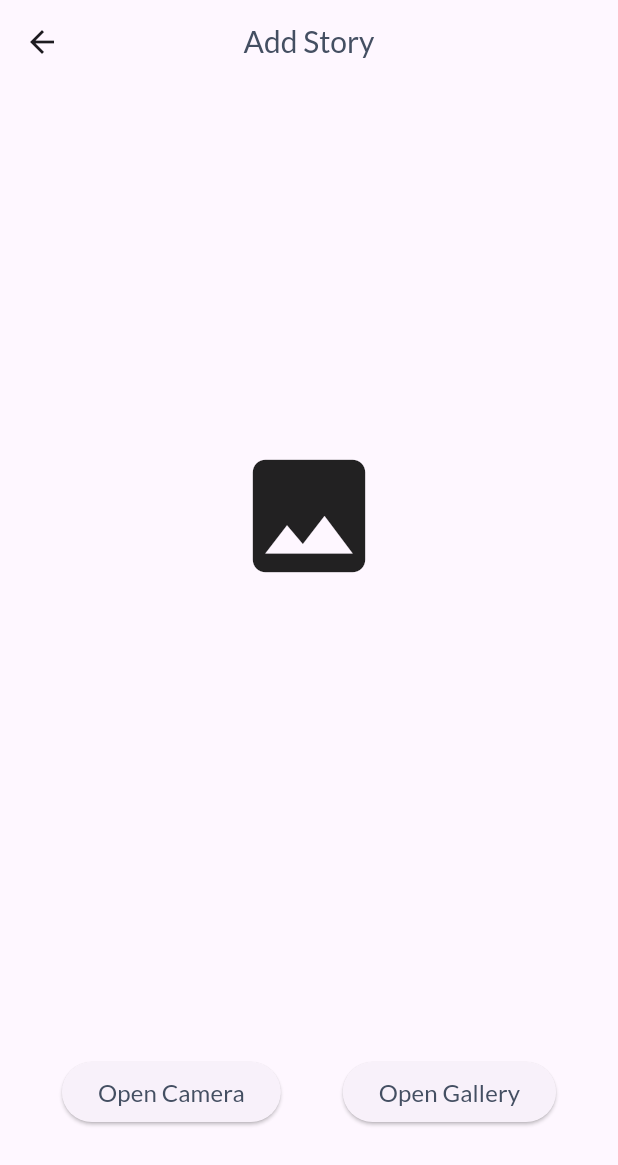
After one commit to ahmadsufyan455/dicogram, a Flutter app: the AddStoryPage screen opened by its route, on a phone screen of 412 x 824 dp. The commit adds this screen. Shown: the top 1165 px of the screen. Run offline on Flutter 3.47's test engine with Material 2 defaults, Android fonts, the light colour scheme and no system bars; our stand-ins replace auto_route, cached_network_image, camera, dio, equatable, flutter_bloc and 5 more; accounts and stored records are empty.

Commit message:
add camera picker

```diff
--- a/lib/router_v2.dart
+++ b/lib/router_v2.dart
@@ -1,4 +1,7 @@
 import 'package:auto_route/auto_route.dart';
+import 'package:camera/camera.dart';
+import 'package:dicogram/view/add/add_story_page.dart';
+import 'package:dicogram/view/add/camera_page.dart';
 import 'package:dicogram/view/auth/login/login_page.dart';
 import 'package:dicogram/view/auth/register/register_page.dart';
 import 'package:dicogram/view/detail/detail_page.dart';
@@ -16,5 +19,7 @@ class RouterV2 extends _$RouterV2 {
         AutoRoute(page: RegisterRoute.page),
         AutoRoute(page: ListStoryRoute.page),
         AutoRoute(page: DetailRoute.page),
+        AutoRoute(page: AddStoryRoute.page),
+        AutoRoute(page: CameraRoute.page)
       ];
 }
--- /dev/null
+++ b/lib/view/add/add_story_page.dart
@@ -0,0 +1,92 @@
+import 'dart:io';
+
+import 'package:auto_route/auto_route.dart';
+import 'package:camera/camera.dart';
+import 'package:dicogram/router_v2.dart';
+import 'package:dicogram/utils/text_styles.dart';
+import 'package:dicogram/view/add/cubit/image_cubit.dart';
+import 'package:flutter/material.dart';
+import 'package:flutter_bloc/flutter_bloc.dart';
+
+@RoutePage()
+class AddStoryPage extends StatelessWidget {
+  const AddStoryPage({super.key});
+
+  @override
+  Widget build(BuildContext context) {
+    return Scaffold(
+      appBar: AppBar(
+        title: Text(
+          'Add Story',
+          style: TextStyles.body.copyWith(fontSize: 20),
+        ),
+        centerTitle: true,
+      ),
+      body: Column(
+        crossAxisAlignment: CrossAxisAlignment.stretch,
+        children: [
+          Expanded(
+            flex: 3,
+            child: _showImage(context),
+          ),
+          Expanded(
+            child: Row(
+              crossAxisAlignment: CrossAxisAlignment.center,
+              mainAxisAlignment: MainAxisAlignment.spaceEvenly,
+              children: [
+                ElevatedButton(
+                  onPressed: () => _onCustomCameraView(context),
+                  child: Text(
+                    'Open Camera',
+                    style: TextStyles.body,
+                  ),
+                ),
+                ElevatedButton(
+                  onPressed: () {},
+                  child: Text(
+                    'Open Gallery',
+                    style: TextStyles.body,
+                  ),
+                ),
+              ],
+            ),
+          ),
+        ],
+      ),
+    );
+  }
+
+  _onCustomCameraView(BuildContext context) async {
+    final cameras = await availableCameras();
+    if (context.mounted) {
+      final XFile? resultImageFile = await context.pushRoute<XFile>(
+        CameraRoute(cameras: cameras),
+      );
+      if (resultImageFile != null) {
+        if (context.mounted) {
+          final imageCubit = context.read<ImageCubit>();
+          imageCubit.setImageFile(resultImageFile);
+          imageCubit.setImagePath(resultImageFile.path);
+        }
+      }
+    }
+  }
+
+  Widget _showImage(BuildContext context) {
+    final imagePath = context.watch<ImageCubit>().state.imagePath;
+    if (imagePath == null) {
+      return const Align(
+        alignment: Alignment.center,
+        child: Icon(
+          Icons.image,
+          size: 100,
+        ),
+      );
+    }
+
+    return Image.file(
+      File(imagePath),
+      fit: BoxFit.contain,
+    );
+  }
+}
--- /dev/null
+++ b/lib/view/add/cubit/image_cubit.dart
@@ -0,0 +1,31 @@
+import 'package:flutter_bloc/flutter_bloc.dart';
+import 'package:camera/camera.dart';
+
+class ImageCubit extends Cubit<ImageState> {
+  ImageCubit() : super(ImageState());
+
+  void setImagePath(String? value) {
+    emit(state.copyWith(imagePath: value));
+  }
+
+  void setImageFile(XFile? value) {
+    emit(state.copyWith(imageFile: value));
+  }
+}
+
+class ImageState {
+  final String? imagePath;
+  final XFile? imageFile;
+
+  ImageState({this.imagePath, this.imageFile});
+
+  ImageState copyWith({
+    String? imagePath,
+    XFile? imageFile,
+  }) {
+    return ImageState(
+      imagePath: imagePath ?? this.imagePath,
+      imageFile: imageFile ?? this.imageFile,
+    );
+  }
+}
--- a/lib/view/home/list_story_page.dart
+++ b/lib/view/home/list_story_page.dart
@@ -91,8 +91,8 @@ class ListStoryPage extends StatelessWidget {
           },
         ),
         floatingActionButton: FloatingActionButton(
-          onPressed: () {},
-          child: const Icon(Icons.add_a_photo),
+          onPressed: () => context.pushRoute(const AddStoryRoute()),
+          child: const Icon(Icons.add_a_photo_rounded),
         ),
       ),
     );
--- a/lib/widget/item_story.dart
+++ b/lib/widget/item_story.dart
@@ -69,7 +69,11 @@ class ItemStory extends StatelessWidget {
                   child: CircularProgressIndicator(),
                 ),
               ),
-              errorWidget: (context, url, error) => const Icon(Icons.error),
+              errorWidget: (context, url, error) => Icon(
+                Icons.error,
+                size: 100,
+                color: Colors.red.shade300,
+              ),
               width: double.infinity,
               height: 300,
               fit: BoxFit.cover,
--- a/pubspec.yaml
+++ b/pubspec.yaml
@@ -10,6 +10,7 @@ environment:
 dependencies:
   auto_route: ^7.8.0
   cached_network_image: ^3.2.3
+  camera: ^0.10.5+2
   cupertino_icons: ^1.0.2
   dio: ^5.3.1
   equatable: ^2.0.5
@@ -24,8 +25,8 @@ dependencies:
   shimmer: ^3.0.0
 
 dev_dependencies:
-  auto_route_generator:
-  build_runner:
+  auto_route_generator: null
+  build_runner: null
   flutter_lints: ^2.0.0
   flutter_test:
     sdk: flutter
```
Also changed, not shown: lib/main.dart (+8 -2 lines), lib/view/add/camera_page.dart (added, +106 -0 lines), lib/router_v2.gr.dart, pubspec.lock, 2 other files.
